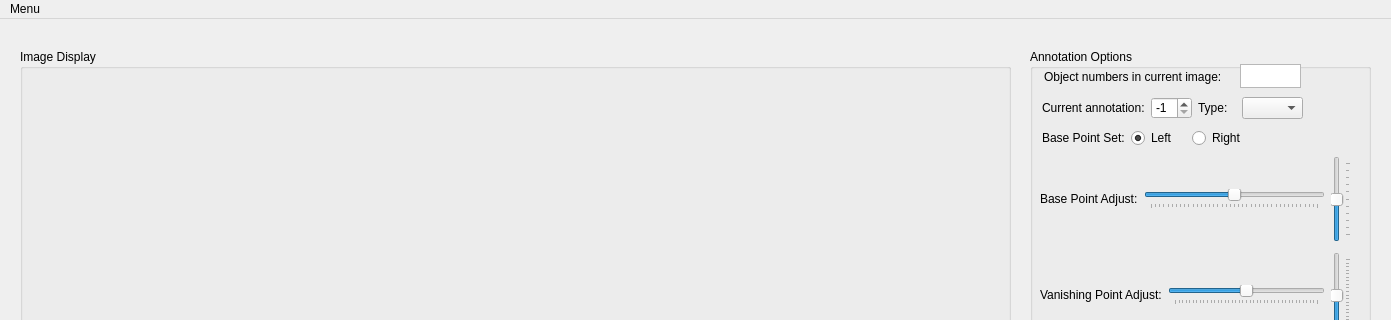
Qt form interface.ui (stjuliet/Labelimg3D) before a commit; both pictures show x 0 to 1391 and y 0 to 320 of the 1391 by 814 pixel window.
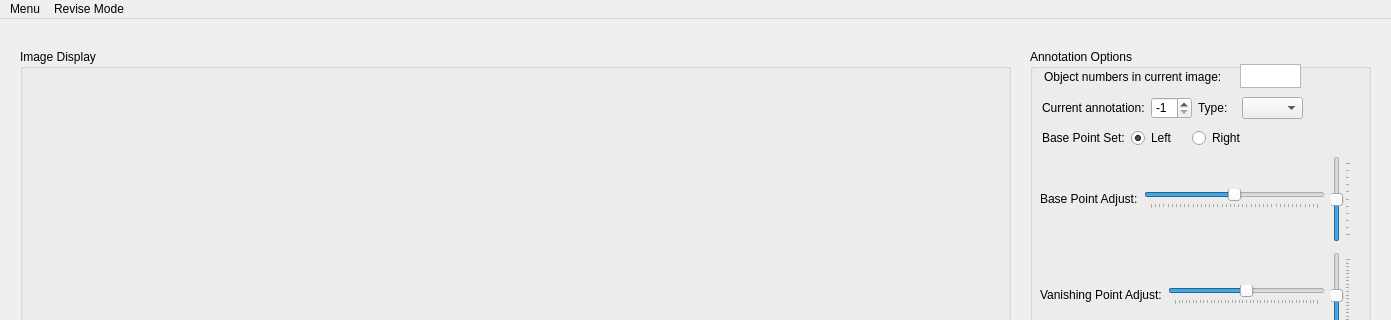
The same form after that commit.

```diff
--- a/interface.ui
+++ b/interface.ui
@@ -483,10 +483,16 @@
     <property name="title">
      <string>Menu</string>
     </property>
-    <addaction name="separator"/>
-    <addaction name="actionOpen_Folder_2"/>
+    <addaction name="action_open_folder"/>
+   </widget>
+   <widget class="QMenu" name="menuRevise_Mode">
+    <property name="title">
+     <string>Revise Mode</string>
+    </property>
+    <addaction name="actionkeypoint_only"/>
    </widget>
    <addaction name="menuMenu"/>
+   <addaction name="menuRevise_Mode"/>
   </widget>
   <widget class="QStatusBar" name="statusbar"/>
   <action name="actionOpen_Folder">
```
Left out of the diff: 45 changed lines with no effect on the pictures.
